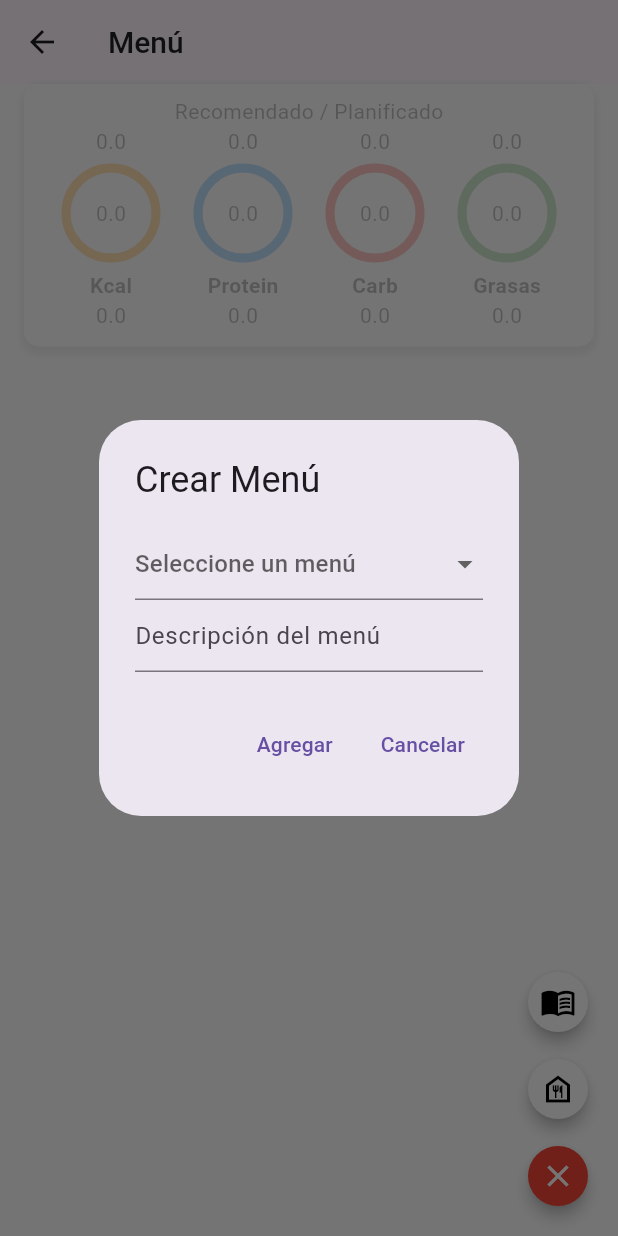
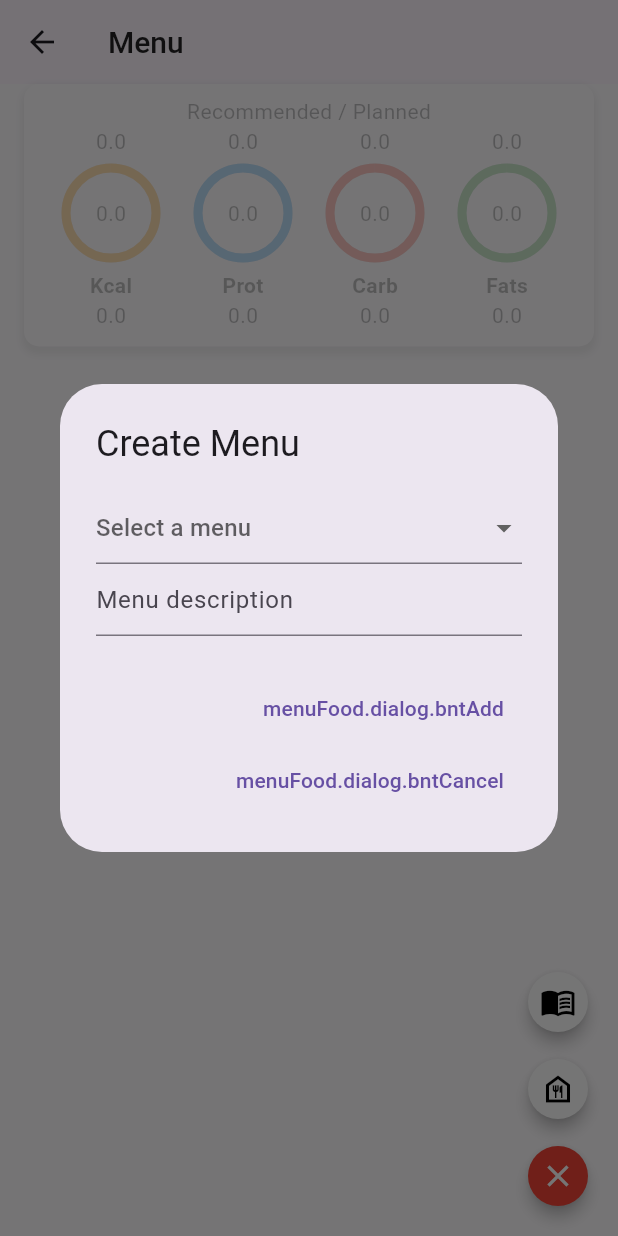
Before and after one commit to cardentey86/nutrition_fit_tracker, a Flutter app: the MenuScreen screen opened by its route, after a tap on the "menu" icon, after a tap on the "menu book" icon, on a phone screen of 412 x 824 dp. Run offline on Flutter 3.47's test engine with Material 3 defaults, Android fonts, the phone set to English and light mode, and no system bars; our stand-ins replace easy_localization, flutter_slidable, flutter_svg, shared_preferences, sqflite, syncfusion_flutter_charts; missing offline and left inert: easy_localization_loader, iconify_flutter; accounts and stored records are empty; project files that could hold a hidden picture were left out.

Commit message:
translate menu screen

```diff
--- a/lib/modules/menu/screens/menu_dialog.dart
+++ b/lib/modules/menu/screens/menu_dialog.dart
@@ -1,3 +1,4 @@
+import 'package:easy_localization/easy_localization.dart';
 import 'package:flutter/material.dart';
 
 class MenuDialog extends StatefulWidget {
@@ -18,14 +19,14 @@ class _MenuDialogState extends State<MenuDialog> {
   @override
   Widget build(BuildContext context) {
     return AlertDialog(
-      title: const Text('Crear Menú'),
+      title: Text('menuFood.dialog.title'.tr()),
       content: SizedBox(
         child: Column(
           mainAxisSize: MainAxisSize.min,
           children: [
             DropdownButtonFormField<String>(
               value: selectedMenuName,
-              hint: const Text('Seleccione un menú'),
+              hint: Text('menuFood.dialog.select'.tr()),
               onChanged: (String? newValue) {
                 setState(() {
                   selectedMenuName = newValue;
@@ -34,7 +35,8 @@ class _MenuDialogState extends State<MenuDialog> {
               },
               validator: (value) {
                 if (value == null) {
-                  return 'Por favor, seleccione un menú';
+                  return 'menuFood.dialog.errorSelect'
+                      .tr(); // Mensaje de error si no se selecciona un menú
                 }
                 return null; // Valido
               },
@@ -53,14 +55,14 @@ class _MenuDialogState extends State<MenuDialog> {
                 });
               },
               decoration:
-                  const InputDecoration(hintText: "Descripción del menú"),
+                  InputDecoration(hintText: 'menuFood.dialog.desc'.tr()),
             ),
           ],
         ),
       ),
       actions: <Widget>[
         TextButton(
-          child: const Text('Agregar'),
+          child: Text('menuFood.dialog.bntAdd'.tr()),
           onPressed: () {
             if (selectedMenuName != null) {
               widget.onAddMenu(selectedMenuName!, description);
@@ -68,7 +70,7 @@ class _MenuDialogState extends State<MenuDialog> {
           },
         ),
         TextButton(
-          child: const Text('Cancelar'),
+          child: Text('menuFood.dialog.bntCancel'.tr()),
           onPressed: () {
             Navigator.of(context).pop();
           },
--- a/lib/modules/menu/screens/menu_plato_dialog.dart
+++ b/lib/modules/menu/screens/menu_plato_dialog.dart
@@ -1,3 +1,4 @@
+import 'package:easy_localization/easy_localization.dart';
 import 'package:flutter/material.dart';
 import 'package:nutrition_fit_traker/modules/food/models/food_model.dart';
 import 'package:nutrition_fit_traker/modules/menu/models/menu.dart';
@@ -64,8 +65,9 @@ class _AddFoodDialogState extends State<AddFoodDialog> {
   @override
   Widget build(BuildContext context) {
     return AlertDialog(
-      title: Text(
-          widget.action == 'add' ? 'Agregar Alimento' : 'Actualizar Alimento'),
+      title: Text(widget.action == 'add'
+          ? 'menuFood.menuPlatoDialog.titleAdd'.tr()
+          : 'menuFood.menuPlatoDialog.titleUpdate'.tr()),
       content: SizedBox(
         width: double.maxFinite,
         child: Form(
@@ -75,8 +77,8 @@ class _AddFoodDialogState extends State<AddFoodDialog> {
             children: [
               menuPlato == null
                   ? DropdownButtonFormField<String>(
-                      decoration: const InputDecoration(
-                        labelText: 'Seleccionar Plato',
+                      decoration: InputDecoration(
+                        labelText: 'menuFood.menuPlatoDialog.select'.tr(),
                       ),
                       value: selectedMeal,
                       items: widget.menuNames.map((menu) {
@@ -91,7 +93,7 @@ class _AddFoodDialogState extends State<AddFoodDialog> {
                         });
                       },
                       validator: (value) => value == null
-                          ? 'Por favor seleccionar un plato'
+                          ? 'menuFood.menuPlatoDialog.errorSelect'.tr()
                           : null,
                     )
                   : TextFormField(
@@ -104,8 +106,8 @@ class _AddFoodDialogState extends State<AddFoodDialog> {
               menuPlato == null
                   ? TextFormField(
                       controller: _alimentoController,
-                      decoration:
-                          const InputDecoration(labelText: 'Buscar Alimento'),
+                      decoration: InputDecoration(
+                          labelText: 'menuFood.menuPlatoDialog.search'.tr()),
                       onChanged: _filterFoods,
                     )
                   : TextFormField(
@@ -133,8 +135,8 @@ class _AddFoodDialogState extends State<AddFoodDialog> {
                                 children: [
                                   Column(
                                     children: [
-                                      const Text(
-                                        'Caloria',
+                                      Text(
+                                        'general.macro.calory'.tr(),
                                         style: TextStyle(
                                             color: Colors.black38,
                                             fontSize: 11),
@@ -146,8 +148,8 @@ class _AddFoodDialogState extends State<AddFoodDialog> {
                                   ),
                                   Column(
                                     children: [
-                                      const Text(
-                                        'Proteína',
+                                      Text(
+                                        'general.macro.proteins'.tr(),
                                         style: TextStyle(
                                             color: Colors.black38,
                                             fontSize: 11),
@@ -159,8 +161,8 @@ class _AddFoodDialogState extends State<AddFoodDialog> {
                                   ),
                                   Column(
                                     children: [
-                                      const Text(
-                                        'Carbohidratos',
+                                      Text(
+                                        'general.macro.carbo'.tr(),
                                         style: TextStyle(
                                             color: Colors.black38,
                                             fontSize: 11),
@@ -173,7 +175,7 @@ class _AddFoodDialogState extends State<AddFoodDialog> {
                                   Column(
                                     children: [
                                       const Text(
-                                        'Grasas',
+                                        'general.macro.fats',
                                         style: TextStyle(
                                             color: Colors.black38,
                                             fontSize: 11),
@@ -199,11 +201,11 @@ class _AddFoodDialogState extends State<AddFoodDialog> {
                             );
                           },
                         )
-                      : const Center(
-                          child: Text('No hay alimentos disponibles')),
+                      : Center(child: Text('general.noData'.tr())),
                 ),
               TextFormField(
-                decoration: const InputDecoration(labelText: 'Cantidad (g)'),
+                decoration: InputDecoration(
+                    labelText: 'menuFood.menuPlatoDialog.quantity'.tr()),
                 keyboardType: TextInputType.number,
                 initialValue:
                     menuPlato == null ? '' : menuPlato!.cantidad.toString(),
@@ -216,7 +218,7 @@ class _AddFoodDialogState extends State<AddFoodDialog> {
                   });
                 },
                 validator: (value) => value == null || value.isEmpty
-                    ? 'Por favor ingresar una cantidad'
+                    ? 'menuFood.menuPlatoDialog.errorQuantity'.tr()
                     : null,
               ),
             ],
@@ -225,22 +227,23 @@ class _AddFoodDialogState extends State<AddFoodDialog> {
       ),
       actions: [
         TextButton(
-          child: Text(widget.action == 'add' ? 'Agregar' : 'Actualizar'),
+          child: Text(widget.action == 'add'
+              ? 'menuFood.menuPlatoDialog.btnAdd'.tr()
+              : 'menuFood.menuPlatoDialog.btnUpdate'.tr()),
           onPressed: () {
             if (_formKey.currentState!.validate() && selectedFood != null) {
               widget.onAddMenuPlato(menuPlato, int.parse(selectedMeal!),
                   int.parse(selectedFood!), double.parse(quantity!));
-              //Navigator.of(context).pop();
             } else if (selectedFood == null) {
               ScaffoldMessenger.of(context).showSnackBar(
                 const SnackBar(
-                    content: Text('Por favor seleccionar un alimento')),
+                    content: Text('menuFood.menuPlatoDialog.errorSelectFood')),
               );
             }
           },
         ),
         TextButton(
-          child: const Text('Cancelar'),
+          child: Text('menuFood.menuPlatoDialog.btnCancel'.tr()),
           onPressed: () {
             Navigator.of(context).pop();
           },
--- a/lib/modules/menu/screens/menu_screen.dart
+++ b/lib/modules/menu/screens/menu_screen.dart
@@ -150,7 +150,7 @@ class _MyWidgetState extends State<MenuScreen> with TickerProviderStateMixin {
     bool result = await _menuPlatoController.updateMenuPlato(menuPlatoToUpdate);
     if (result) {
       if (mounted) {
-        showSnackBar(context, "Actualizado correcto");
+        showSnackBar(context, 'menuFood.menuScreen.updated'.tr());
       }
     }
   }
@@ -277,7 +277,7 @@ class _MyWidgetState extends State<MenuScreen> with TickerProviderStateMixin {
           onAddMenu: (selectedMenu, description) async {
             var exist = menus.any((item) => item.nombre == selectedMenu);
             if (!exist) {
-              if (selectedMenu.contains('Merienda') && description.isNotEmpty) {
+              if (description.isNotEmpty) {
                 await insertMenu('$selectedMenu $description');
               } else {
                 await insertMenu(selectedMenu);
@@ -290,7 +290,7 @@ class _MyWidgetState extends State<MenuScreen> with TickerProviderStateMixin {
                 Navigator.of(context).pop();
               }
             } else {
-              showSnackBar(context, 'El menú ya existe');
+              showSnackBar(context, 'menuFood.menuScreen.existMenu'.tr());
             }
           },
         );
@@ -322,7 +322,7 @@ class _MyWidgetState extends State<MenuScreen> with TickerProviderStateMixin {
                 Navigator.of(context).pop();
               } */
                   } else {
-                    showSnackBar(context, 'El alimento ya existe en el menú');
+                    showSnackBar(context, 'menuFood.menuScreen.existFood'.tr());
                   }
                 }
               : (id, selectedMenu, selectedFood, quantity) async {
@@ -354,7 +354,7 @@ class _MyWidgetState extends State<MenuScreen> with TickerProviderStateMixin {
 
     if (result) {
       if (mounted) {
-        showSnackBar(context, "Eliminación correcta");
+        showSnackBar(context, 'menuFood.menuScreen.deleted'.tr());
       }
     }
 
@@ -366,7 +366,7 @@ class _MyWidgetState extends State<MenuScreen> with TickerProviderStateMixin {
 
     if (result) {
       if (mounted) {
-        showSnackBar(context, "Eliminación correcta");
+        showSnackBar(context, 'menuFood.menuScreen.deleted'.tr());
       }
     }
 
@@ -379,14 +379,14 @@ class _MyWidgetState extends State<MenuScreen> with TickerProviderStateMixin {
       return const Center(child: CircularProgressIndicator());
     }
     if (medidasPersonales == null) {
-      const Scaffold(
-        body: Center(child: Text('No existen datos de medidas personales')),
+      Scaffold(
+        body: Center(child: Text('menuFood.menuScreen.noDataPersonal'.tr())),
       );
     }
     return Scaffold(
       appBar: AppBar(
-        title: const Text(
-          'Menú',
+        title: Text(
+          'menuFood.menuScreen.title'.tr(),
           style: TextStyle(color: Colors.black87),
         ),
         backgroundColor: Colors.transparent,
@@ -472,18 +472,20 @@ class _MyWidgetState extends State<MenuScreen> with TickerProviderStateMixin {
                   if (showPastelCalorias)
                     GraficoPastel(
                       macros: pastelMacroCalorias,
-                      nombreMacro: 'Calorias',
+                      nombreMacro: 'general.macro.calory'.tr(),
                     ),
                   if (showPastelProteinas)
                     GraficoPastel(
-                        macros: pastelMacroProteina, nombreMacro: 'Proteina'),
+                        macros: pastelMacroProteina,
+                        nombreMacro: 'general.macro.proteins'.tr()),
                   if (showPastelCarbohidratos)
                     GraficoPastel(
                         macros: pastelMacroCarbohidratos,
-                        nombreMacro: 'Carbohidratos'),
+                        nombreMacro: 'general.macro.carbo'.tr()),
                   if (showPastelGrasas)
                     GraficoPastel(
-                        macros: pastelMacroGrasas, nombreMacro: 'Grasas'),
+                        macros: pastelMacroGrasas,
+                        nombreMacro: 'general.macro.fats'.tr()),
                   const SizedBox(
                     height: 16,
                   ),
@@ -517,23 +519,32 @@ class _MyWidgetState extends State<MenuScreen> with TickerProviderStateMixin {
                                       context: context,
                                       builder: (context) {
                                         return AlertDialog(
-                                          title: const Text(
-                                              'Confirmar eliminación'),
+                                          title: Text(
+                                              'menuFood.menuScreen.deleteConfirm'
+                                                  .tr()),
                                           content: Text(
-                                              '¿Confirma eliminar el menu ${menu.nombre} con todos sus alimentos?'),
+                                            'menuFood.menuScreen.deleteConfirmDesc'
+                                                .tr(namedArgs: {
+                                              'menuNombre': menu.nombre
+                                            }),
+                                          ),
                                           actions: [
                                             TextButton(
                                               onPressed: () {
                                                 Navigator.of(context)
                                                     .pop(false);
                                               },
-                                              child: const Text('Cancelar'),
+                                              child: Text(
+                                                  'menuFood.menuScreen.btnCancel'
+                                                      .tr()),
                                             ),
                                             TextButton(
                                               onPressed: () {
                                                 Navigator.of(context).pop(true);
                                               },
-                                              child: const Text('Confirmar'),
+                                              child: Text(
+                                                  'menuFood.menuScreen.btnOk'
+                                                      .tr()),
                                             ),
                                           ],
                                         );
@@ -675,7 +686,7 @@ class _MyWidgetState extends State<MenuScreen> with TickerProviderStateMixin {
                                   spacing: 2,
                                   backgroundColor: Colors.transparent,
                                   padding: const EdgeInsets.all(8.0),
-                                  label: "Editar",
+                                  label: "menuFood.menuScreen.edit".tr(),
                                   foregroundColor: Colors.blue,
                                   icon: Icons.edit,
                                   onPressed: (context) async {
@@ -692,7 +703,7 @@ class _MyWidgetState extends State<MenuScreen> with TickerProviderStateMixin {
                                 SlidableAction(
                                   spacing: 2,
                                   padding: const EdgeInsets.all(8.0),
-                                  label: "Eliminar",
+                                  label: "menuFood.menuScreen.delete".tr(),
                                   backgroundColor: Colors.transparent,
                                   foregroundColor: Colors.red,
                                   icon: Icons.delete,
@@ -701,23 +712,31 @@ class _MyWidgetState extends State<MenuScreen> with TickerProviderStateMixin {
                                       context: context,
                                       builder: (context) {
                                         return AlertDialog(
-                                          title: const Text(
-                                              'Confirmar eliminación'),
+                                          title: Text(
+                                              'menuFood.menuScreen.deleteConfirm'
+                                                  .tr()),
                                           content: Text(
-                                              '¿Está seguro de que desea eliminar el alimento ${menuPlato.alimento!.nombre}?'),
+                                              'menuFood.menuScreen.deleteConfirmFood'
+                                                  .tr(namedArgs: {
+                                            'food': menuPlato.alimento!.nombre,
+                                          })),
                                           actions: [
                                             TextButton(
                                               onPressed: () {
                                                 Navigator.of(context)
                                                     .pop(false);
                                               },
-                                              child: const Text('Cancelar'),
+                                              child: Text(
+                                                  'menuFood.menuScreen.btnCancel'
+                                                      .tr()),
                                             ),
                                             TextButton(
                                               onPressed: () {
                                                 Navigator.of(context).pop(true);
                                               },
-                                              child: const Text('Confirmar'),
+                                              child: Text(
+                                                  'menuFood.menuScreen.confirm'
+                                                      .tr()),
                                             ),
                                           ],
                                         );
--- a/lib/modules/menu/widgets/nutrition_screen.dart
+++ b/lib/modules/menu/widgets/nutrition_screen.dart
@@ -1,3 +1,4 @@
+import 'package:easy_localization/easy_localization.dart';
 import 'package:flutter/material.dart';
 import 'package:nutrition_fit_traker/modules/menu/widgets/macro_card.dart';
 
@@ -36,8 +37,8 @@ class NutritionScreen extends StatelessWidget {
       child: Column(
         crossAxisAlignment: CrossAxisAlignment.center,
         children: [
-          const Text(
-            'Recomendado / Planificado',
+          Text(
+            'menuFood.nutritionScreen.title'.tr(),
           ),
           Row(
             mainAxisAlignment: MainAxisAlignment.spaceEvenly,
@@ -65,7 +66,7 @@ class NutritionScreen extends StatelessWidget {
                     height: 8,
                   ),
                   MacroCard(
-                    label: "Protein",
+                    label: "Prot".tr(),
                     value: valueProt,
                     maxValue: maxValueProt,
                     color: Colors.blue,
@@ -97,7 +98,7 @@ class NutritionScreen extends StatelessWidget {
                     height: 8,
                   ),
                   MacroCard(
-                    label: "Grasas",
+                    label: "general.macro.fats".tr(),
                     value: valueGrasa,
                     maxValue: maxValueGrasa,
                     color: Colors.green,
```
Also changed, not shown: assets/translations/en.json (+43 -0 lines), assets/translations/es.json (+43 -0 lines).
